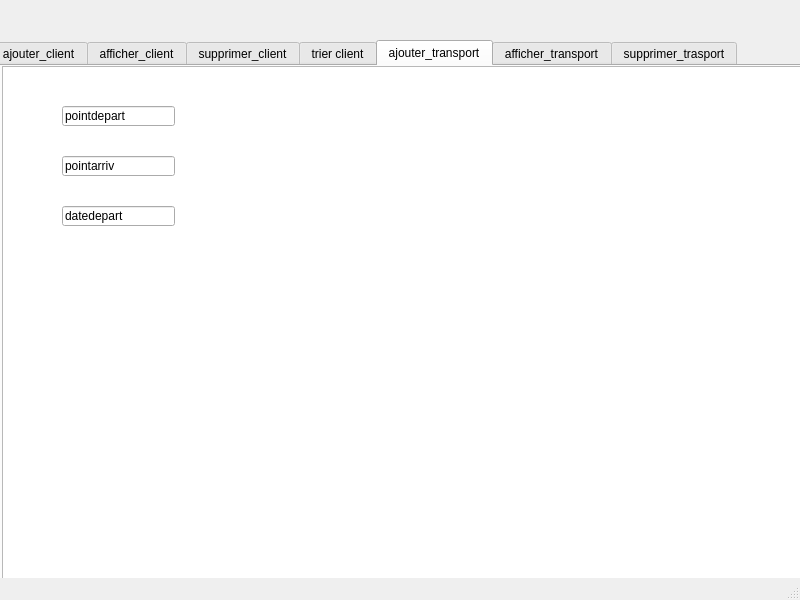
nourmanai/projetqt-, file mainwindow.ui: the form before one commit.
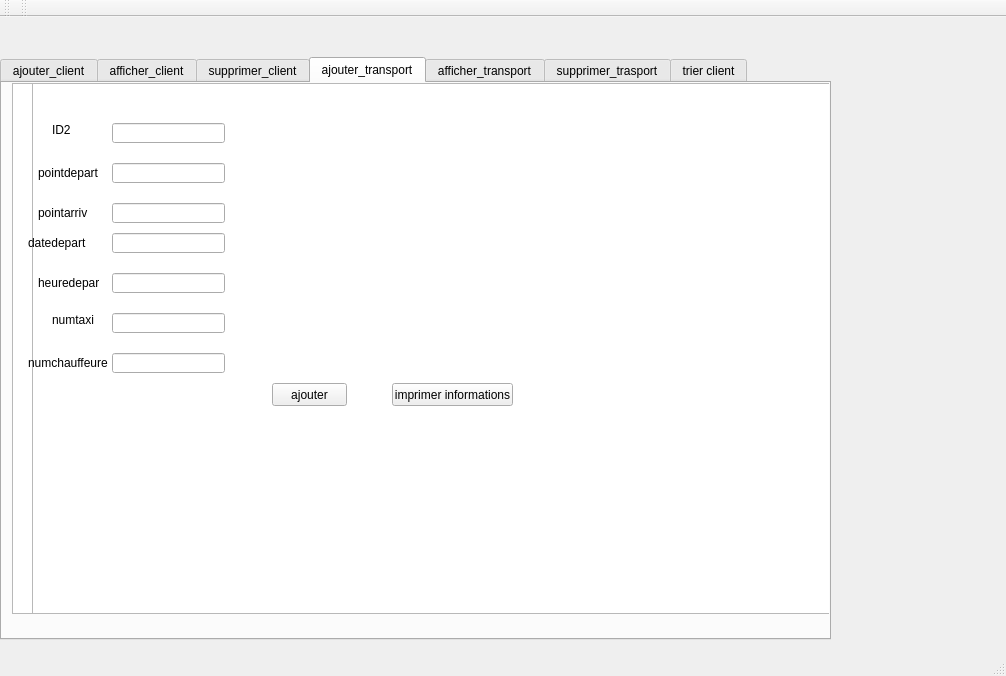
The form after the commit. The open tabs and pages were chosen to show the change. Icons and pictures are not drawn.

```diff
--- a/mainwindow.ui
+++ b/mainwindow.ui
@@ -6,25 +6,28 @@
    <rect>
     <x>0</x>
     <y>0</y>
-    <width>800</width>
-    <height>600</height>
+    <width>1006</width>
+    <height>676</height>
    </rect>
   </property>
   <property name="windowTitle">
    <string>MainWindow</string>
   </property>
+  <property name="toolTip">
+   <string>TABLEAU</string>
+  </property>
   <widget class="QWidget" name="centralwidget">
    <widget class="QTabWidget" name="client_widget">
     <property name="geometry">
      <rect>
-      <x>-10</x>
+      <x>0</x>
       <y>40</y>
       <width>831</width>
       <height>583</height>
      </rect>
     </property>
     <property name="currentIndex">
-     <number>1</number>
+     <number>4</number>
     </property>
     <widget class="QWidget" name="tab_ajouter_client">
      <attribute name="title">
@@ -195,6 +198,19 @@
 border-image: url(:/photo.jpg)</string>
       </property>
      </widget>
+     <widget class="QPushButton" name="pushButton_8">
+      <property name="geometry">
+       <rect>
+        <x>410</x>
+        <y>210</y>
+        <width>121</width>
+        <height>23</height>
+       </rect>
+      </property>
+      <property name="text">
+       <string>Imprimer données</string>
+      </property>
+     </widget>
      <zorder>graphicsView</zorder>
      <zorder>label</zorder>
      <zorder>label_2</zorder>
@@ -209,6 +225,7 @@
      <zorder>lineEdit_5</zorder>
      <zorder>lineEdit_6</zorder>
      <zorder>pushButton_2</zorder>
+     <zorder>pushButton_8</zorder>
     </widget>
     <widget class="QWidget" name="tab_afficher_client">
      <attribute name="title">
@@ -441,7 +458,7 @@
       <property name="geometry">
        <rect>
         <x>0</x>
-        <y>0</y>
+        <y>-10</y>
         <width>821</width>
         <height>531</height>
        </rect>
@@ -479,8 +496,8 @@
      <widget class="QLabel" name="label_7">
       <property name="geometry">
        <rect>
-        <x>120</x>
-        <y>40</y>
+        <x>540</x>
+        <y>30</y>
         <width>47</width>
         <height>13</height>
        </rect>
@@ -492,8 +509,8 @@
      <widget class="QLineEdit" name="lineEdit_7">
       <property name="geometry">
        <rect>
-        <x>130</x>
-        <y>40</y>
+        <x>600</x>
+        <y>30</y>
         <width>113</width>
         <height>20</height>
        </rect>
@@ -502,8 +519,8 @@
      <widget class="QPushButton" name="pushButton">
       <property name="geometry">
        <rect>
-        <x>280</x>
-        <y>90</y>
+        <x>630</x>
+        <y>80</y>
         <width>75</width>
         <height>23</height>
        </rect>
@@ -515,8 +532,8 @@
      <widget class="QPushButton" name="pushButton_3">
       <property name="geometry">
        <rect>
-        <x>60</x>
-        <y>100</y>
+        <x>50</x>
+        <y>150</y>
         <width>75</width>
         <height>23</height>
        </rect>
@@ -528,7 +545,7 @@
      <widget class="QGraphicsView" name="graphicsView_3">
       <property name="geometry">
        <rect>
-        <x>0</x>
+        <x>10</x>
         <y>0</y>
         <width>821</width>
         <height>531</height>
@@ -539,76 +556,197 @@
 border-image: url(:/photo.jpg)</string>
       </property>
      </widget>
+     <widget class="QTableView" name="tableView">
+      <property name="geometry">
+       <rect>
+        <x>40</x>
+        <y>10</y>
+        <width>481</width>
+        <height>121</height>
+       </rect>
+      </property>
+     </widget>
      <zorder>graphicsView_3</zorder>
      <zorder>label_7</zorder>
      <zorder>lineEdit_7</zorder>
      <zorder>pushButton</zorder>
      <zorder>pushButton_3</zorder>
-    </widget>
-    <widget class="QWidget" name="tab">
-     <attribute name="title">
-      <string>trier client</string>
-     </attribute>
-     <widget class="QPushButton" name="pushButton_5">
-      <property name="geometry">
-       <rect>
-        <x>230</x>
-        <y>80</y>
-        <width>75</width>
-        <height>23</height>
-       </rect>
-      </property>
-      <property name="text">
-       <string>trier</string>
-      </property>
-     </widget>
-     <widget class="QLabel" name="label_8">
-      <property name="geometry">
-       <rect>
-        <x>166</x>
-        <y>30</y>
-        <width>121</width>
-        <height>20</height>
-       </rect>
-      </property>
-      <property name="text">
-       <string>id clients</string>
-      </property>
-     </widget>
-     <widget class="QLineEdit" name="lineEdit_9">
-      <property name="geometry">
-       <rect>
-        <x>240</x>
-        <y>30</y>
-        <width>113</width>
-        <height>20</height>
-       </rect>
-      </property>
-     </widget>
+     <zorder>tableView</zorder>
     </widget>
     <widget class="QWidget" name="widget">
      <attribute name="title">
       <string>ajouter_transport</string>
      </attribute>
+     <widget class="QGraphicsView" name="graphicsView_4">
+      <property name="geometry">
+       <rect>
+        <x>10</x>
+        <y>0</y>
+        <width>821</width>
+        <height>531</height>
+       </rect>
+      </property>
+      <property name="styleSheet">
+       <string notr="true">
+border-image: url(:/photo.jpg)</string>
+      </property>
+     </widget>
      <widget class="QLineEdit" name="lineEdit_8">
       <property name="geometry">
        <rect>
-        <x>70</x>
-        <y>40</y>
+        <x>460</x>
+        <y>400</y>
         <width>113</width>
         <height>20</height>
        </rect>
       </property>
-      <property name="text">
-       <string>pointdepart</string>
+     </widget>
+     <widget class="QLineEdit" name="lineEdit_9">
+      <property name="geometry">
+       <rect>
+        <x>460</x>
+        <y>430</y>
+        <width>113</width>
+        <height>20</height>
+       </rect>
       </property>
      </widget>
      <widget class="QLineEdit" name="lineEdit_10">
       <property name="geometry">
        <rect>
-        <x>70</x>
-        <y>90</y>
+        <x>460</x>
+        <y>460</y>
         <width>113</width>
+        <height>20</height>
+       </rect>
+      </property>
+     </widget>
+     <widget class="QLineEdit" name="lineEdit_12">
+      <property name="geometry">
+       <rect>
+        <x>460</x>
+        <y>490</y>
+        <width>113</width>
+        <height>20</height>
+       </rect>
+      </property>
+     </widget>
+     <widget class="QGraphicsView" name="graphicsView_7">
+      <property name="geometry">
+       <rect>
+        <x>30</x>
+        <y>0</y>
+        <width>821</width>
+        <height>531</height>
+       </rect>
+      </property>
+      <property name="styleSheet">
+       <string notr="true">
+border-image: url(:/photo.jpg)</string>
+      </property>
+     </widget>
+     <widget class="QLineEdit" name="lineEdit_13">
+      <property name="geometry">
+       <rect>
+        <x>110</x>
+        <y>80</y>
+        <width>113</width>
+        <height>20</height>
+       </rect>
+      </property>
+     </widget>
+     <widget class="QLineEdit" name="lineEdit_14">
+      <property name="geometry">
+       <rect>
+        <x>110</x>
+        <y>40</y>
+        <width>113</width>
+        <height>20</height>
+       </rect>
+      </property>
+     </widget>
+     <widget class="QLineEdit" name="lineEdit_15">
+      <property name="geometry">
+       <rect>
+        <x>110</x>
+        <y>120</y>
+        <width>113</width>
+        <height>20</height>
+       </rect>
+      </property>
+     </widget>
+     <widget class="QLineEdit" name="lineEdit_16">
+      <property name="geometry">
+       <rect>
+        <x>110</x>
+        <y>150</y>
+        <width>113</width>
+        <height>20</height>
+       </rect>
+      </property>
+     </widget>
+     <widget class="QLineEdit" name="lineEdit_18">
+      <property name="geometry">
+       <rect>
+        <x>110</x>
+        <y>190</y>
+        <width>113</width>
+        <height>20</height>
+       </rect>
+      </property>
+     </widget>
+     <widget class="QLineEdit" name="lineEdit_19">
+      <property name="geometry">
+       <rect>
+        <x>110</x>
+        <y>270</y>
+        <width>113</width>
+        <height>20</height>
+       </rect>
+      </property>
+     </widget>
+     <widget class="QLineEdit" name="lineEdit_20">
+      <property name="geometry">
+       <rect>
+        <x>110</x>
+        <y>230</y>
+        <width>113</width>
+        <height>20</height>
+       </rect>
+      </property>
+     </widget>
+     <widget class="QLabel" name="label_8">
+      <property name="geometry">
+       <rect>
+        <x>50</x>
+        <y>40</y>
+        <width>47</width>
+        <height>13</height>
+       </rect>
+      </property>
+      <property name="text">
+       <string>ID2</string>
+      </property>
+     </widget>
+     <widget class="QLabel" name="label_9">
+      <property name="geometry">
+       <rect>
+        <x>36</x>
+        <y>80</y>
+        <width>61</width>
+        <height>20</height>
+       </rect>
+      </property>
+      <property name="text">
+       <string>pointdepart</string>
+      </property>
+     </widget>
+     <widget class="QLabel" name="label_10">
+      <property name="geometry">
+       <rect>
+        <x>36</x>
+        <y>120</y>
+        <width>51</width>
         <height>20</height>
        </rect>
       </property>
@@ -616,12 +754,12 @@
        <string>pointarriv</string>
       </property>
      </widget>
-     <widget class="QLineEdit" name="lineEdit_11">
+     <widget class="QLabel" name="label_11">
       <property name="geometry">
        <rect>
-        <x>70</x>
-        <y>140</y>
-        <width>113</width>
+        <x>26</x>
+        <y>150</y>
+        <width>61</width>
         <height>20</height>
        </rect>
       </property>
@@ -629,24 +767,71 @@
        <string>datedepart</string>
       </property>
      </widget>
-     <widget class="QGraphicsView" name="graphicsView_4">
+     <widget class="QLabel" name="label_12">
       <property name="geometry">
        <rect>
-        <x>10</x>
-        <y>0</y>
-        <width>821</width>
-        <height>531</height>
+        <x>36</x>
+        <y>190</y>
+        <width>61</width>
+        <height>20</height>
        </rect>
       </property>
-      <property name="styleSheet">
-       <string notr="true">
-border-image: url(:/photo.jpg)</string>
+      <property name="text">
+       <string>heuredepart</string>
       </property>
      </widget>
-     <zorder>graphicsView_4</zorder>
-     <zorder>lineEdit_8</zorder>
-     <zorder>lineEdit_10</zorder>
-     <zorder>lineEdit_11</zorder>
+     <widget class="QLabel" name="label_20">
+      <property name="geometry">
+       <rect>
+        <x>50</x>
+        <y>230</y>
+        <width>47</width>
+        <height>13</height>
+       </rect>
+      </property>
+      <property name="text">
+       <string>numtaxi</string>
+      </property>
+     </widget>
+     <widget class="QLabel" name="label_21">
+      <property name="geometry">
+       <rect>
+        <x>26</x>
+        <y>270</y>
+        <width>81</width>
+        <height>20</height>
+       </rect>
+      </property>
+      <property name="text">
+       <string>numchauffeure</string>
+      </property>
+     </widget>
+     <widget class="QPushButton" name="pushButton_5">
+      <property name="geometry">
+       <rect>
+        <x>270</x>
+        <y>300</y>
+        <width>75</width>
+        <height>23</height>
+       </rect>
+      </property>
+      <property name="text">
+       <string>ajouter</string>
+      </property>
+     </widget>
+     <widget class="QPushButton" name="pushButton_11">
+      <property name="geometry">
+       <rect>
+        <x>390</x>
+        <y>300</y>
+        <width>121</width>
+        <height>23</height>
+       </rect>
+      </property>
+      <property name="text">
+       <string>imprimer informations</string>
+      </property>
+     </widget>
     </widget>
     <widget class="QWidget" name="tab_2">
      <attribute name="title">
@@ -666,6 +851,42 @@
 border-image: url(:/photo.jpg)</string>
       </property>
      </widget>
+     <widget class="QTableView" name="table_afficher_2">
+      <property name="geometry">
+       <rect>
+        <x>160</x>
+        <y>10</y>
+        <width>531</width>
+        <height>192</height>
+       </rect>
+      </property>
+     </widget>
+     <widget class="QPushButton" name="pushButton_7">
+      <property name="geometry">
+       <rect>
+        <x>350</x>
+        <y>210</y>
+        <width>75</width>
+        <height>23</height>
+       </rect>
+      </property>
+      <property name="text">
+       <string>AFFICHER</string>
+      </property>
+     </widget>
+     <widget class="QPushButton" name="pushButton_10">
+      <property name="geometry">
+       <rect>
+        <x>490</x>
+        <y>210</y>
+        <width>75</width>
+        <height>23</height>
+       </rect>
+      </property>
+      <property name="text">
+       <string>trier</string>
+      </property>
+     </widget>
     </widget>
     <widget class="QWidget" name="tab_3">
      <attribute name="title">
@@ -674,7 +895,7 @@
      <widget class="QGraphicsView" name="graphicsView_6">
       <property name="geometry">
        <rect>
-        <x>10</x>
+        <x>0</x>
         <y>0</y>
         <width>821</width>
         <height>531</height>
@@ -685,6 +906,70 @@
 border-image: url(:/photo.jpg)</string>
       </property>
      </widget>
+     <widget class="QPushButton" name="pushButton_9">
+      <property name="geometry">
+       <rect>
+        <x>630</x>
+        <y>60</y>
+        <width>75</width>
+        <height>23</height>
+       </rect>
+      </property>
+      <property name="text">
+       <string>supprimer</string>
+      </property>
+     </widget>
+     <widget class="QLineEdit" name="lineEdit_11">
+      <property name="geometry">
+       <rect>
+        <x>600</x>
+        <y>30</y>
+        <width>113</width>
+        <height>20</height>
+       </rect>
+      </property>
+     </widget>
+     <widget class="QLabel" name="label_22">
+      <property name="geometry">
+       <rect>
+        <x>550</x>
+        <y>30</y>
+        <width>47</width>
+        <height>13</height>
+       </rect>
+      </property>
+      <property name="text">
+       <string>ID2</string>
+      </property>
+     </widget>
+     <widget class="QPushButton" name="pushButton_12">
+      <property name="geometry">
+       <rect>
+        <x>40</x>
+        <y>160</y>
+        <width>75</width>
+        <height>23</height>
+       </rect>
+      </property>
+      <property name="text">
+       <string>Rechercher</string>
+      </property>
+     </widget>
+     <widget class="QTableView" name="tableView_2">
+      <property name="geometry">
+       <rect>
+        <x>20</x>
+        <y>30</y>
+        <width>351</width>
+        <height>121</height>
+       </rect>
+      </property>
+     </widget>
+    </widget>
+    <widget class="QWidget" name="tab">
+     <attribute name="title">
+      <string>trier client</string>
+     </attribute>
     </widget>
    </widget>
   </widget>
@@ -693,12 +978,34 @@
     <rect>
      <x>0</x>
      <y>0</y>
-     <width>800</width>
+     <width>1006</width>
      <height>21</height>
     </rect>
    </property>
   </widget>
   <widget class="QStatusBar" name="statusbar"/>
+  <widget class="QToolBar" name="toolBar">
+   <property name="windowTitle">
+    <string>toolBar</string>
+   </property>
+   <attribute name="toolBarArea">
+    <enum>TopToolBarArea</enum>
+   </attribute>
+   <attribute name="toolBarBreak">
+    <bool>true</bool>
+   </attribute>
+  </widget>
+  <widget class="QToolBar" name="toolBar_2">
+   <property name="windowTitle">
+    <string>toolBar_2</string>
+   </property>
+   <attribute name="toolBarArea">
+    <enum>TopToolBarArea</enum>
+   </attribute>
+   <attribute name="toolBarBreak">
+    <bool>false</bool>
+   </attribute>
+  </widget>
  </widget>
  <resources/>
  <connections/>
```
